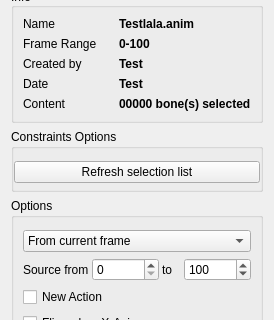
The window that gaolib/ui/infowidget.ui (GaoShanPictures/GAOLIB) describes before a commit, drawn with Qt 5; both pictures show x 0 to 274 and y 229 to 549 of the 274 by 792 pixel window.
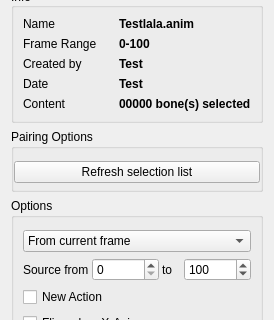
The same window after the commit. Icons and pictures are not drawn.

Commit message: pairing widgets improved

The edit to the form file:
```diff
--- a/gaolib/ui/infowidget.ui
+++ b/gaolib/ui/infowidget.ui
@@ -451,7 +451,7 @@
    <item>
     <widget class="QGroupBox" name="constraintOptionsGroupBox">
      <property name="title">
-      <string>Constraints Options</string>
+      <string>Pairing Options</string>
      </property>
      <layout class="QVBoxLayout" name="verticalLayout_3">
       <property name="spacing">
```
The commit also changes 3 other files.
